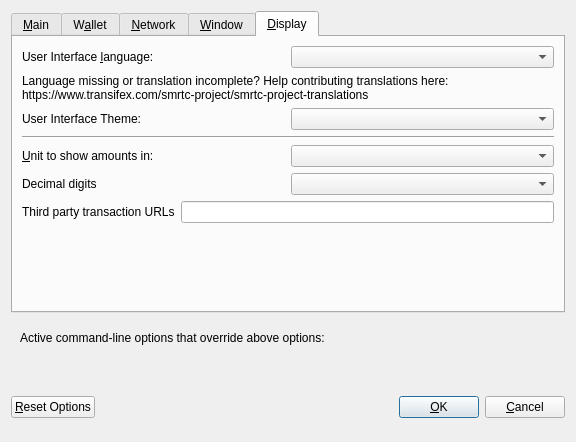
Above: src/qt/forms/optionsdialog.ui from AbacusCoin/Abacus before the change. Below: the same form after it.
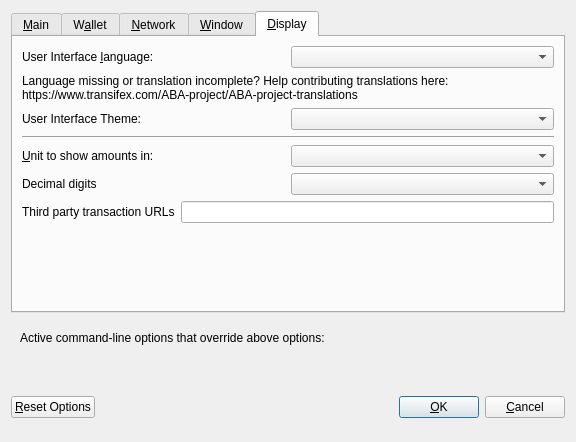
That is the form after the change. The open tabs and pages were chosen to show the change. Custom widgets are drawn as their Qt base class.

What changed in the file:
```diff
--- a/src/qt/forms/optionsdialog.ui
+++ b/src/qt/forms/optionsdialog.ui
@@ -473,7 +473,7 @@
          </property>
          <property name="text">
           <string>Language missing or translation incomplete? Help contributing translations here:
-https://www.transifex.com/smrtc-project/smrtc-project-translations</string>
+https://www.transifex.com/ABA-project/ABA-project-translations</string>
          </property>
          <property name="wordWrap">
           <bool>true</bool>
```
